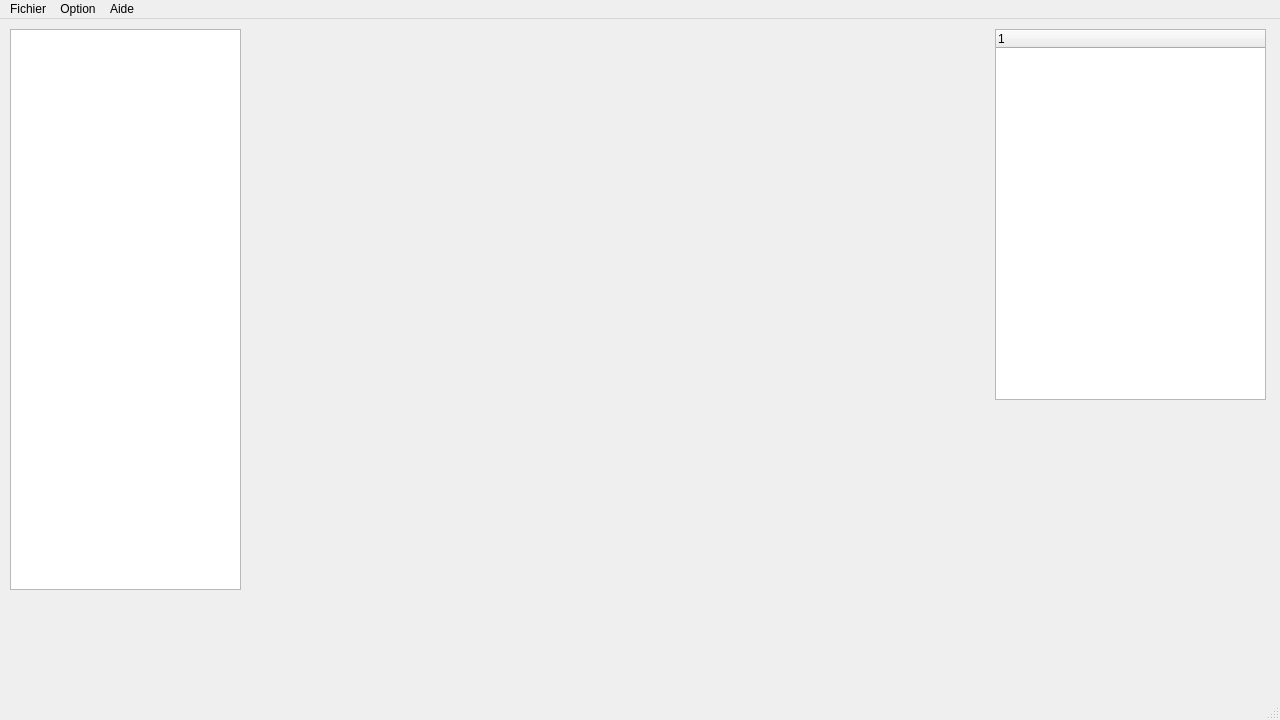
Old version of the form projet/mainwindow.ui in the repository BlackFox3000/M1-IHM-Project.
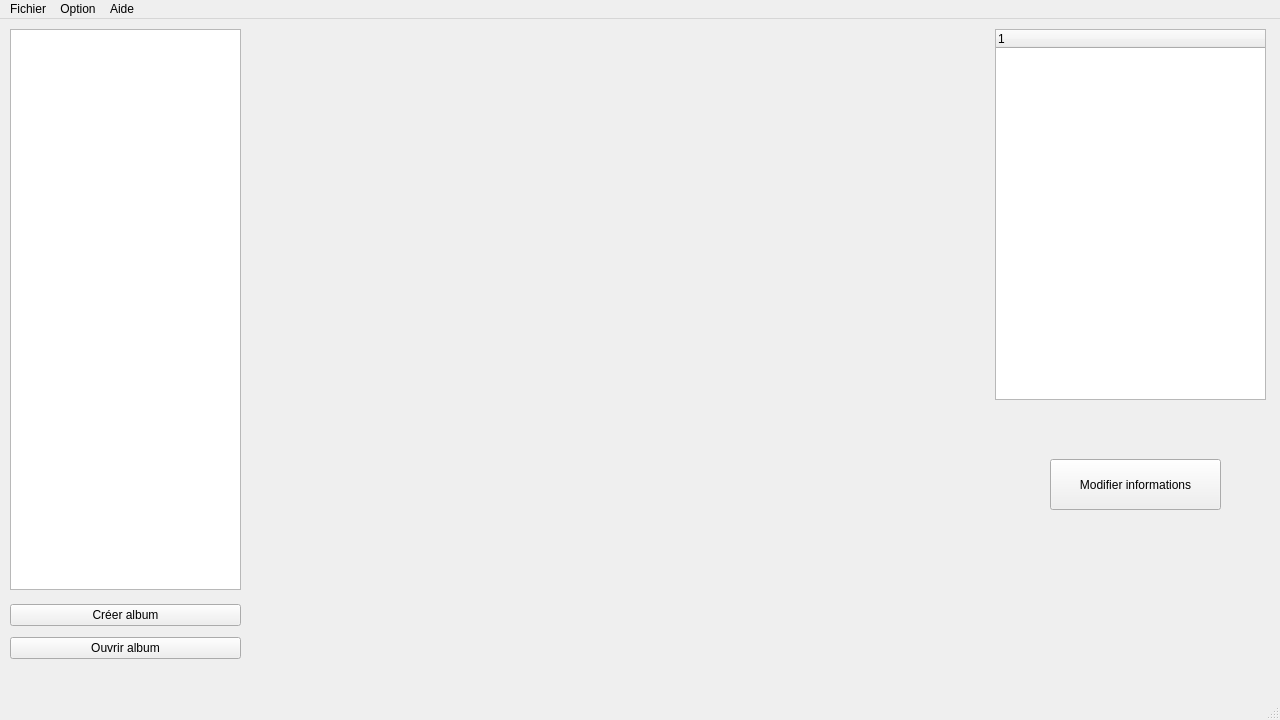
New version of the form.

Patch:
```diff
--- a/projet/mainwindow.ui
+++ b/projet/mainwindow.ui
@@ -39,6 +39,45 @@
      </property>
     </column>
    </widget>
+   <widget class="QPushButton" name="button_modif_infos">
+    <property name="geometry">
+     <rect>
+      <x>1050</x>
+      <y>440</y>
+      <width>171</width>
+      <height>51</height>
+     </rect>
+    </property>
+    <property name="text">
+     <string>Modifier informations</string>
+    </property>
+   </widget>
+   <widget class="QWidget" name="">
+    <property name="geometry">
+     <rect>
+      <x>10</x>
+      <y>580</y>
+      <width>231</width>
+      <height>67</height>
+     </rect>
+    </property>
+    <layout class="QVBoxLayout" name="verticalLayout">
+     <item>
+      <widget class="QPushButton" name="button_creer_album">
+       <property name="text">
+        <string>Créer album</string>
+       </property>
+      </widget>
+     </item>
+     <item>
+      <widget class="QPushButton" name="button_ouvrir_album">
+       <property name="text">
+        <string>Ouvrir album</string>
+       </property>
+      </widget>
+     </item>
+    </layout>
+   </widget>
   </widget>
   <widget class="QMenuBar" name="menubar">
    <property name="geometry">
```
Left out of the diff: 2 changed lines with no effect on the pictures.
